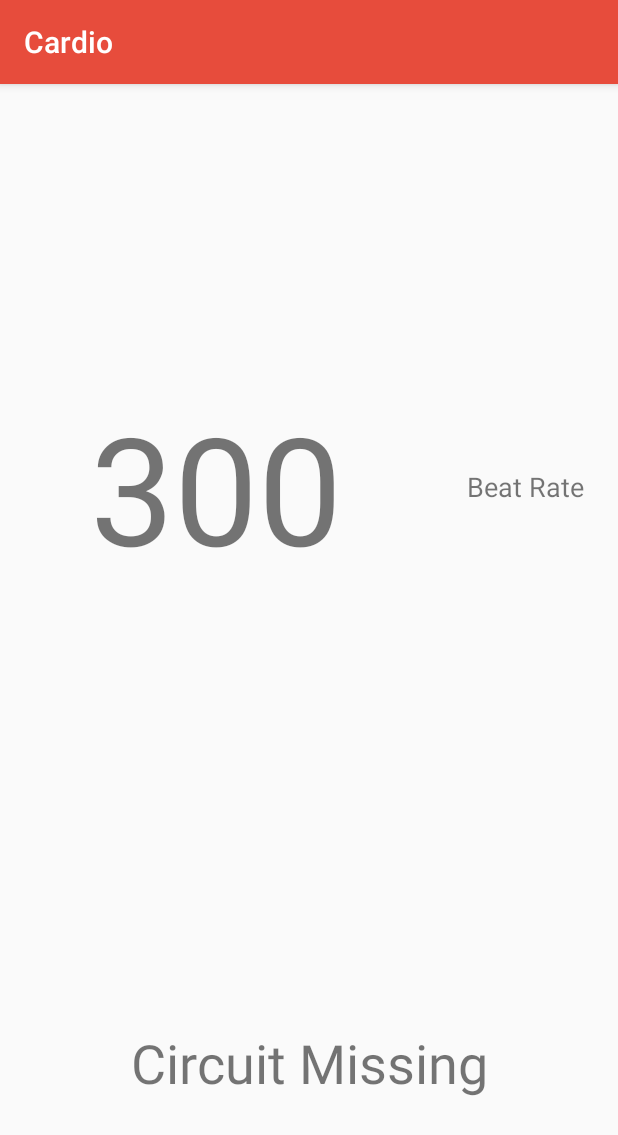
After one commit to MrPudin/Cardio, an Android app: the fragment DisplayFragment shown on its own in the app's theme, on a phone screen of 412 x 824 dp. The commit adds this screen. Shown: the top 1135 px of the screen. Run offline under Robolectric (Android 15) with nearby library versions, the phone set to English and light mode, and no system bars.

Commit message:
Added DisplayFragment and its layout

```diff
--- a/app/src/main/java/pudding/com/cardio/BlobLocator.java
+++ b/app/src/main/java/pudding/com/cardio/BlobLocator.java
@@ -19,9 +19,9 @@ public class BlobLocator {
     private static String LOG_TAG = "Cardio.BlobLocator";
 
     //Detector
-    private FeatureDetector detector;
-    private Point blobLocation;
-    private double blobSize;
+    FeatureDetector detector;
+    Point blobLocation;
+    double blobSize;
 
     //Detector Parameters
     private double blobColor;
--- /dev/null
+++ b/app/src/main/java/pudding/com/cardio/DisplayFragment.java
@@ -0,0 +1,37 @@
+package pudding.com.cardio;
+
+import android.os.Bundle;
+import android.support.annotation.Nullable;
+import android.support.v4.app.Fragment;
+import android.view.LayoutInflater;
+import android.view.View;
+import android.view.ViewGroup;
+import android.widget.TextView;
+
+public class DisplayFragment extends Fragment {
+    private TextView beatRateTextView;
+    private TextView locationStatusTextView;
+
+    public static DisplayFragment newInstance() {
+
+        Bundle args = new Bundle();
+
+        DisplayFragment fragment = new DisplayFragment();
+        fragment.setArguments(args);
+        return fragment;
+    }
+
+    @Override
+    public void onCreate(@Nullable Bundle savedInstanceState) {
+        super.onCreate(savedInstanceState);
+
+    }
+
+    @Nullable
+    @Override
+    public View onCreateView(LayoutInflater inflater, @Nullable ViewGroup container, @Nullable Bundle savedInstanceState) {
+        View view = inflater.inflate(R.layout.fragment_display, container, false);
+
+        return view;
+    }
+}
--- a/app/src/main/java/pudding/com/cardio/MainActivity.java
+++ b/app/src/main/java/pudding/com/cardio/MainActivity.java
@@ -13,7 +13,9 @@ import android.support.v7.app.AlertDialog;
 import android.support.v7.app.AppCompatActivity;
 import android.view.Menu;
 import android.view.MenuItem;
+import android.view.SurfaceView;
 import android.view.View;
+import android.view.WindowManager;
 import android.widget.ViewFlipper;
 
 import org.opencv.android.CameraBridgeViewBase;
@@ -180,8 +182,6 @@ public class MainActivity
         {
             return processFrame;
         }
-
-
     }
 
     @Override
--- /dev/null
+++ b/app/src/main/res/layout/fragment_display.xml
@@ -0,0 +1,53 @@
+<?xml version="1.0" encoding="utf-8"?>
+<LinearLayout xmlns:android="http://schemas.android.com/apk/res/android"
+    android:orientation="vertical" android:layout_width="match_parent"
+    android:layout_height="match_parent">
+
+    <ViewFlipper
+        android:id="@+id/view_display_pace_flipper"
+        android:layout_width="match_parent"
+        android:layout_height="0sp"
+        android:layout_weight="0.7">
+
+        <LinearLayout
+            android:layout_width="match_parent"
+            android:layout_height="match_parent"
+            android:orientation="horizontal">
+
+            <TextView
+                android:id="@+id/view_display_pace"
+                android:layout_width="0sp"
+                android:layout_height="match_parent"
+                android:layout_weight="0.7"
+                android:gravity="center"
+                android:text="300"
+                android:textAlignment="center"
+                android:textSize="100sp" />
+
+            <TextView
+                android:id="@+id/textView2"
+                android:layout_width="0sp"
+                android:layout_height="match_parent"
+                android:layout_weight="0.3"
+                android:gravity="center"
+                android:text="@string/display_pace_title"
+                android:textSize="18sp" />
+
+        </LinearLayout>
+
+        <TextView
+            android:layout_width="match_parent"
+            android:layout_height="match_parent"
+            android:text="@string/display_computing_title" />
+
+    </ViewFlipper>
+
+    <TextView
+        android:id="@+id/textView"
+        android:layout_width="match_parent"
+        android:layout_height="0sp"
+        android:layout_weight="0.3"
+        android:gravity="center"
+        android:text="@string/display_locator_missing_title"
+        android:textSize="36sp" />
+</LinearLayout>
```
